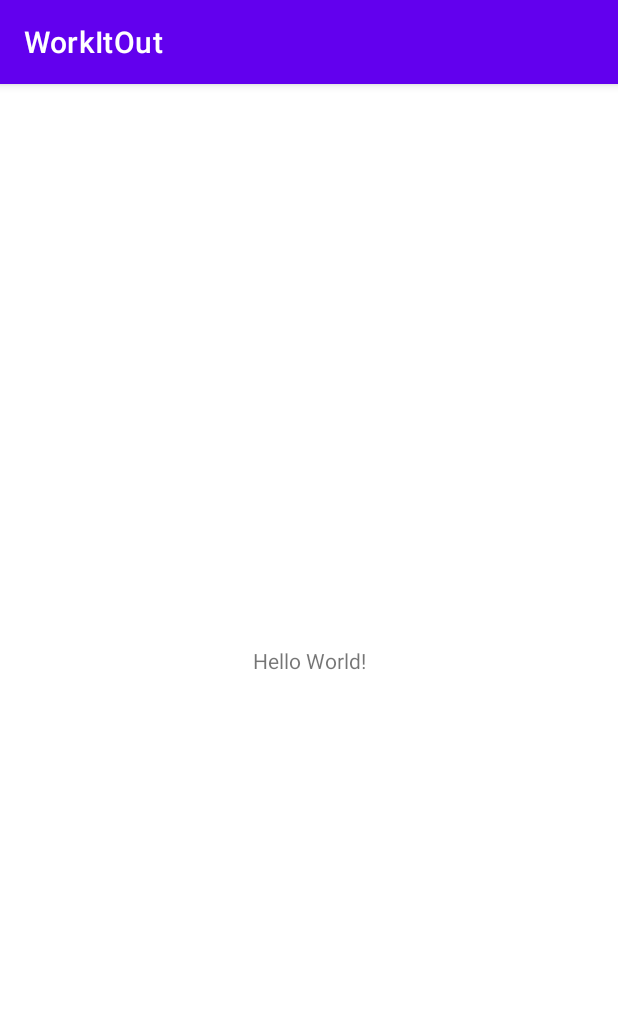
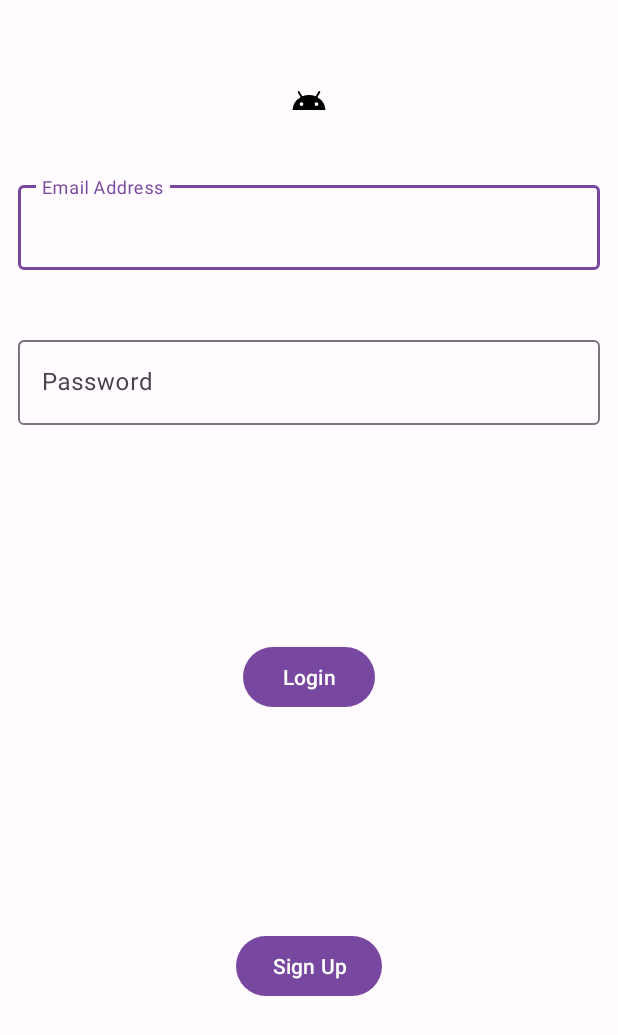
Before and after one commit to Ditochoza/WorkItOut, an Android app: the screen it shows after launch (MainActivity before the commit, StartActivity after it), on a phone screen of 412 x 824 dp. Shown: the top 1035 px of the screen. Run offline under Robolectric (Android 15) with nearby library versions, the phone set to English and light mode, and no system bars.

Commit message:
Pantalla Login añadida.

```diff
--- a/app/build.gradle
+++ b/app/build.gradle
@@ -42,6 +42,9 @@ dependencies {
     implementation 'androidx.constraintlayout:constraintlayout:2.1.3'
     implementation platform('com.google.firebase:firebase-bom:29.2.0')
     implementation 'com.google.firebase:firebase-analytics-ktx'
+    implementation 'androidx.legacy:legacy-support-v4:1.0.0'
+    implementation 'androidx.navigation:navigation-fragment-ktx:2.3.0'
+    implementation 'androidx.navigation:navigation-ui-ktx:2.3.0'
     testImplementation 'junit:junit:4.13.2'
     androidTestImplementation 'androidx.test.ext:junit:1.1.3'
     androidTestImplementation 'androidx.test.espresso:espresso-core:3.4.0'
--- a/app/src/main/AndroidManifest.xml
+++ b/app/src/main/AndroidManifest.xml
@@ -9,7 +9,9 @@
         android:roundIcon="@mipmap/ic_launcher_round"
         android:supportsRtl="true"
         android:theme="@style/Theme.WorkItOut">
-        <activity android:name=".MainActivity"
+        <activity android:name=".view.StartActivity"></activity>
+        <activity
+            android:name=".view.MainActivity"
             android:exported="true">
             <intent-filter>
                 <action android:name="android.intent.action.MAIN" />
--- /dev/null
+++ b/app/src/main/java/es/ucm/fdi/workitout/view/LoginFragment.kt
@@ -0,0 +1,15 @@
+package es.ucm.fdi.workitout.view
+
+import android.os.Bundle
+import androidx.fragment.app.Fragment
+import android.view.LayoutInflater
+import android.view.View
+import android.view.ViewGroup
+import es.ucm.fdi.workitout.R
+class LoginFragment : Fragment() {
+
+    override fun onCreateView(inflater: LayoutInflater, container: ViewGroup?, savedInstanceState: Bundle?): View? {
+        // Inflate the layout for this fragment
+        return inflater.inflate(R.layout.fragment_login, container, false)
+    }
+}
--- /dev/null
+++ b/app/src/main/java/es/ucm/fdi/workitout/view/MainActivity.kt
@@ -0,0 +1,18 @@
+package es.ucm.fdi.workitout.view
+
+import android.content.Intent
+import androidx.appcompat.app.AppCompatActivity
+import android.os.Bundle
+import es.ucm.fdi.workitout.R
+
+class MainActivity : AppCompatActivity() {
+    override fun onCreate(savedInstanceState: Bundle?) {
+        super.onCreate(savedInstanceState)
+
+        val intent = Intent(this, StartActivity::class.java)
+        startActivity(intent)
+
+        //setContentView(R.layout.activity_main)
+
+    }
+}
--- a/app/src/main/java/es/ucm/fdi/workitout/MainActivity.kt
+++ b/app/src/main/java/es/ucm/fdi/workitout/view/StartActivity.kt
@@ -1,12 +1,12 @@
-package es.ucm.fdi.workitout
+package es.ucm.fdi.workitout.view
 
 import androidx.appcompat.app.AppCompatActivity
 import android.os.Bundle
+import es.ucm.fdi.workitout.R
 
-class MainActivity : AppCompatActivity() {
+class StartActivity : AppCompatActivity() {
     override fun onCreate(savedInstanceState: Bundle?) {
         super.onCreate(savedInstanceState)
-        setContentView(R.layout.activity_main)
-        //Prueba Commit Desde Android Studio
+        setContentView(R.layout.activity_start)
     }
 }
--- /dev/null
+++ b/app/src/main/res/drawable/ic_android_black_24dp.xml
@@ -0,0 +1,9 @@
+<vector xmlns:android="http://schemas.android.com/apk/res/android"
+        android:width="24dp"
+        android:height="24dp"
+        android:viewportWidth="24"
+        android:viewportHeight="24">
+    <path
+        android:pathData="M17.6,11.48 L19.44,8.3a0.63,0.63 0,0 0,-1.09 -0.63l-1.88,3.24a11.43,11.43 0,0 0,-8.94 0L5.65,7.67a0.63,0.63 0,0 0,-1.09 0.63L6.4,11.48A10.81,10.81 0,0 0,1 20L23,20A10.81,10.81 0,0 0,17.6 11.48ZM7,17.25A1.25,1.25 0,1 1,8.25 16,1.25 1.25,0 0,1 7,17.25ZM17,17.25A1.25,1.25 0,1 1,18.25 16,1.25 1.25,0 0,1 17,17.25Z"
+        android:fillColor="#FF000000"/>
+</vector>
--- a/app/src/main/res/layout/activity_main.xml
+++ b/app/src/main/res/layout/activity_main.xml
@@ -4,7 +4,7 @@
     xmlns:tools="http://schemas.android.com/tools"
     android:layout_width="match_parent"
     android:layout_height="match_parent"
-    tools:context=".MainActivity">
+    tools:context=".view.MainActivity">
 
     <TextView
         android:layout_width="wrap_content"
--- /dev/null
+++ b/app/src/main/res/layout/activity_start.xml
@@ -0,0 +1,22 @@
+<?xml version="1.0" encoding="utf-8"?>
+<androidx.constraintlayout.widget.ConstraintLayout xmlns:android="http://schemas.android.com/apk/res/android"
+    xmlns:tools="http://schemas.android.com/tools"
+    android:layout_width="match_parent"
+    android:layout_height="match_parent"
+    xmlns:app="http://schemas.android.com/apk/res-auto"
+    tools:context=".view.StartActivity">
+
+    <androidx.fragment.app.FragmentContainerView
+        android:id="@+id/fc_start_activity"
+        android:name="androidx.navigation.fragment.NavHostFragment"
+
+        android:layout_width="match_parent"
+        android:layout_height="match_parent"
+        app:defaultNavHost="true"
+        app:layout_constraintStart_toStartOf="parent"
+        app:layout_constraintTop_toTopOf="parent"
+        app:layout_constraintBottom_toBottomOf="parent"
+        app:layout_constraintEnd_toEndOf="parent"
+        app:navGraph="@navigation/nav_start_graph" />
+
+</androidx.constraintlayout.widget.ConstraintLayout>
--- /dev/null
+++ b/app/src/main/res/layout/fragment_login.xml
@@ -0,0 +1,76 @@
+<?xml version="1.0" encoding="utf-8"?>
+<androidx.constraintlayout.widget.ConstraintLayout xmlns:android="http://schemas.android.com/apk/res/android"
+    xmlns:app="http://schemas.android.com/apk/res-auto"
+    xmlns:tools="http://schemas.android.com/tools"
+    android:layout_width="match_parent"
+    android:layout_height="match_parent"
+    android:layout_margin="12dp"
+    tools:context=".view.LoginFragment">
+
+    <ImageView
+        android:id="@+id/imageView"
+        android:layout_width="wrap_content"
+        android:layout_height="wrap_content"
+        app:srcCompat="@drawable/ic_android_black_24dp"
+        app:layout_constraintEnd_toEndOf="parent"
+        app:layout_constraintStart_toStartOf="parent"
+        app:layout_constraintTop_toTopOf="parent"
+        app:layout_constraintBottom_toTopOf="@id/til_email"
+        android:contentDescription="@string/app_icon" />
+
+    <com.google.android.material.textfield.TextInputLayout
+        android:id="@+id/til_email"
+        android:layout_width="match_parent"
+        android:layout_height="wrap_content"
+        android:autofillHints="@string/email_address"
+        android:hint="@string/email_address"
+        app:layout_constraintEnd_toEndOf="parent"
+        app:layout_constraintStart_toStartOf="parent"
+        app:layout_constraintTop_toBottomOf="@+id/imageView"
+        app:layout_constraintBottom_toTopOf="@id/til_password">
+
+        <com.google.android.material.textfield.TextInputEditText
+            android:layout_width="match_parent"
+            android:layout_height="wrap_content" />
+
+    </com.google.android.material.textfield.TextInputLayout>
+
+    <com.google.android.material.textfield.TextInputLayout
+        android:id="@+id/til_password"
+        android:layout_width="match_parent"
+        android:layout_height="wrap_content"
+        app:layout_constraintStart_toStartOf="parent"
+        app:layout_constraintTop_toBottomOf="@+id/imageView"
+        app:layout_constraintEnd_toEndOf="parent"
+        app:layout_constraintBottom_toTopOf="@id/btn_login"
+        android:hint="@string/password"
+        android:autofillHints="@string/password">
+
+        <com.google.android.material.textfield.TextInputEditText
+            android:id="@+id/et_password"
+            android:layout_width="match_parent"
+            android:layout_height="wrap_content" />
+
+    </com.google.android.material.textfield.TextInputLayout>
+
+    <com.google.android.material.button.MaterialButton
+        android:id="@+id/btn_login"
+        android:layout_width="wrap_content"
+        android:layout_height="wrap_content"
+        android:text="@string/login"
+        app:layout_constraintEnd_toEndOf="parent"
+        app:layout_constraintStart_toStartOf="parent"
+        app:layout_constraintTop_toBottomOf="@id/til_password"
+        app:layout_constraintBottom_toTopOf="@id/btn_sign_up"/>
+
+    <com.google.android.material.button.MaterialButton
+        android:id="@+id/btn_sign_up"
+        android:layout_width="wrap_content"
+        android:layout_height="wrap_content"
+        android:text="@string/sign_up"
+        app:layout_constraintBottom_toBottomOf="parent"
+        app:layout_constraintEnd_toEndOf="parent"
+        app:layout_constraintStart_toStartOf="parent"
+        app:layout_constraintTop_toBottomOf="@id/btn_login" />
+
+</androidx.constraintlayout.widget.ConstraintLayout>
--- /dev/null
+++ b/app/src/main/res/navigation/nav_start_graph.xml
@@ -0,0 +1,13 @@
+<?xml version="1.0" encoding="utf-8"?>
+<navigation xmlns:android="http://schemas.android.com/apk/res/android"
+    xmlns:app="http://schemas.android.com/apk/res-auto"
+    xmlns:tools="http://schemas.android.com/tools"
+    android:id="@+id/nav_start_graph"
+    app:startDestination="@id/loginFragment">
+
+    <fragment
+        android:id="@+id/loginFragment"
+        android:name="es.ucm.fdi.workitout.view.LoginFragment"
+        android:label="fragment_login"
+        tools:layout="@layout/fragment_login" />
+</navigation>
--- a/app/src/main/res/values-night/themes.xml
+++ b/app/src/main/res/values-night/themes.xml
@@ -1,16 +1,35 @@
-<resources xmlns:tools="http://schemas.android.com/tools">
-    <!-- Base application theme. -->
-    <style name="Theme.WorkItOut" parent="Theme.MaterialComponents.DayNight.DarkActionBar">
-        <!-- Primary brand color. -->
-        <item name="colorPrimary">@color/purple_200</item>
-        <item name="colorPrimaryVariant">@color/purple_700</item>
-        <item name="colorOnPrimary">@color/black</item>
-        <!-- Secondary brand color. -->
-        <item name="colorSecondary">@color/teal_200</item>
-        <item name="colorSecondaryVariant">@color/teal_200</item>
-        <item name="colorOnSecondary">@color/black</item>
-        <!-- Status bar color. -->
-        <item name="android:statusBarColor" tools:targetApi="l">?attr/colorPrimaryVariant</item>
-        <!-- Customize your theme here. -->
+<resources>
+
+    <style name="Theme.WorkItOut" parent="Theme.Material3.Dark.NoActionBar">
+        <item name="colorPrimary">@color/md_theme_dark_primary</item>
+        <item name="colorOnPrimary">@color/md_theme_dark_onPrimary</item>
+        <item name="colorPrimaryContainer">@color/md_theme_dark_primaryContainer</item>
+        <item name="colorOnPrimaryContainer">@color/md_theme_dark_onPrimaryContainer</item>
+        <item name="colorSecondary">@color/md_theme_dark_secondary</item>
+        <item name="colorOnSecondary">@color/md_theme_dark_onSecondary</item>
+        <item name="colorSecondaryContainer">@color/md_theme_dark_secondaryContainer</item>
+        <item name="colorOnSecondaryContainer">@color/md_theme_dark_onSecondaryContainer</item>
+        <item name="colorTertiary">@color/md_theme_dark_tertiary</item>
+        <item name="colorOnTertiary">@color/md_theme_dark_onTertiary</item>
+        <item name="colorTertiaryContainer">@color/md_theme_dark_tertiaryContainer</item>
+        <item name="colorOnTertiaryContainer">@color/md_theme_dark_onTertiaryContainer</item>
+        <item name="colorError">@color/md_theme_dark_error</item>
+        <item name="colorErrorContainer">@color/md_theme_dark_errorContainer</item>
+        <item name="colorOnError">@color/md_theme_dark_onError</item>
+        <item name="colorOnErrorContainer">@color/md_theme_dark_onErrorContainer</item>
+        <item name="android:colorBackground">@color/md_theme_dark_background</item>
+        <item name="colorOnBackground">@color/md_theme_dark_onBackground</item>
+        <item name="colorSurface">@color/md_theme_dark_surface</item>
+        <item name="colorOnSurface">@color/md_theme_dark_onSurface</item>
+        <item name="colorSurfaceVariant">@color/md_theme_dark_surfaceVariant</item>
+        <item name="colorOnSurfaceVariant">@color/md_theme_dark_onSurfaceVariant</item>
+        <item name="colorOutline">@color/md_theme_dark_outline</item>
+        <item name="colorOnSurfaceInverse">@color/md_theme_dark_inverseOnSurface</item>
+        <item name="colorSurfaceInverse">@color/md_theme_dark_inverseSurface</item>
+        <!--
+        <item name="colorInversePrimary">@color/md_theme_dark_inversePrimary</item>
+        <item name="colorShadow">@color/md_theme_dark_shadow</item>
+        -->
+        <item name="colorPrimaryInverse">@color/md_theme_dark_primaryInverse</item>
     </style>
 </resources>
--- a/app/src/main/res/values/colors.xml
+++ b/app/src/main/res/values/colors.xml
@@ -1,10 +1,59 @@
 <?xml version="1.0" encoding="utf-8"?>
 <resources>
-    <color name="purple_200">#FFBB86FC</color>
-    <color name="purple_500">#FF6200EE</color>
-    <color name="purple_700">#FF3700B3</color>
-    <color name="teal_200">#FF03DAC5</color>
-    <color name="teal_700">#FF018786</color>
-    <color name="black">#FF000000</color>
-    <color name="white">#FFFFFFFF</color>
+    <color name="md_theme_light_primary">#7848A0</color>
+    <color name="md_theme_light_onPrimary">#FFFFFF</color>
+    <color name="md_theme_light_primaryContainer">#F3DAFF</color>
+    <color name="md_theme_light_onPrimaryContainer">#2D0050</color>
+    <color name="md_theme_light_secondary">#355CA8</color>
+    <color name="md_theme_light_onSecondary">#FFFFFF</color>
+    <color name="md_theme_light_secondaryContainer">#D8E2FF</color>
+    <color name="md_theme_light_onSecondaryContainer">#001946</color>
+    <color name="md_theme_light_tertiary">#9C4044</color>
+    <color name="md_theme_light_onTertiary">#FFFFFF</color>
+    <color name="md_theme_light_tertiaryContainer">#FFD9D9</color>
+    <color name="md_theme_light_onTertiaryContainer">#400007</color>
+    <color name="md_theme_light_error">#B3261E</color>
+    <color name="md_theme_light_errorContainer">#F9DEDC</color>
+    <color name="md_theme_light_onError">#FFFFFF</color>
+    <color name="md_theme_light_onErrorContainer">#410E0B</color>
+    <color name="md_theme_light_background">#FFFBFE</color>
+    <color name="md_theme_light_onBackground">#1C1B1F</color>
+    <color name="md_theme_light_surface">#FFFBFE</color>
+    <color name="md_theme_light_onSurface">#1C1B1F</color>
+    <color name="md_theme_light_surfaceVariant">#E7E0EC</color>
+    <color name="md_theme_light_onSurfaceVariant">#49454F</color>
+    <color name="md_theme_light_outline">#79747E</color>
+    <color name="md_theme_light_inverseOnSurface">#F4EFF4</color>
+    <color name="md_theme_light_inverseSurface">#313033</color>
+    <color name="md_theme_light_inversePrimary">#E1B6FF</color>
+    <color name="md_theme_light_shadow">#000000</color>
+    <color name="md_theme_light_primaryInverse">#E1B6FF</color>
+    <color name="md_theme_dark_primary">#E1B6FF</color>
+    <color name="md_theme_dark_onPrimary">#47156E</color>
+    <color name="md_theme_dark_primaryContainer">#5F2F87</color>
+    <color name="md_theme_dark_onPrimaryContainer">#F3DAFF</color>
+    <color name="md_theme_dark_secondary">#AEC6FF</color>
+    <color name="md_theme_dark_onSecondary">#002D6F</color>
+    <color name="md_theme_dark_secondaryContainer">#17448F</color>
+    <color name="md_theme_dark_onSecondaryContainer">#D8E2FF</color>
+    <color name="md_theme_dark_tertiary">#FFB3B3</color>
+    <color name="md_theme_dark_onTertiary">#5F131A</color>
+    <color name="md_theme_dark_tertiaryContainer">#7E2A2F</color>
+    <color name="md_theme_dark_onTertiaryContainer">#FFD9D9</color>
+    <color name="md_theme_dark_error">#F2B8B5</color>
+    <color name="md_theme_dark_errorContainer">#8C1D18</color>
+    <color name="md_theme_dark_onError">#601410</color>
+    <color name="md_theme_dark_onErrorContainer">#F9DEDC</color>
+    <color name="md_theme_dark_background">#1C1B1F</color>
+    <color name="md_theme_dark_onBackground">#E6E1E5</color>
+    <color name="md_theme_dark_surface">#1C1B1F</color>
+    <color name="md_theme_dark_onSurface">#E6E1E5</color>
+    <color name="md_theme_dark_surfaceVariant">#49454F</color>
+    <color name="md_theme_dark_onSurfaceVariant">#CAC4D0</color>
+    <color name="md_theme_dark_outline">#938F99</color>
+    <color name="md_theme_dark_inverseOnSurface">#1C1B1F</color>
+    <color name="md_theme_dark_inverseSurface">#E6E1E5</color>
+    <color name="md_theme_dark_inversePrimary">#7848A0</color>
+    <color name="md_theme_dark_shadow">#000000</color>
+    <color name="md_theme_dark_primaryInverse">#7848A0</color>
 </resources>
--- a/app/src/main/res/values/strings.xml
+++ b/app/src/main/res/values/strings.xml
@@ -1,3 +1,9 @@
 <resources>
     <string name="app_name">WorkItOut</string>
+    <string name="hello_blank_fragment">Hello blank fragment</string>
+    <string name="email_address">Email Address</string>
+    <string name="password">Password</string>
+    <string name="login">Login</string>
+    <string name="sign_up">Sign Up</string>
+    <string name="app_icon">App Icon</string>
 </resources>
--- a/app/src/main/res/values/themes.xml
+++ b/app/src/main/res/values/themes.xml
@@ -1,16 +1,35 @@
-<resources xmlns:tools="http://schemas.android.com/tools">
-    <!-- Base application theme. -->
-    <style name="Theme.WorkItOut" parent="Theme.MaterialComponents.DayNight.DarkActionBar">
-        <!-- Primary brand color. -->
-        <item name="colorPrimary">@color/purple_500</item>
-        <item name="colorPrimaryVariant">@color/purple_700</item>
-        <item name="colorOnPrimary">@color/white</item>
-        <!-- Secondary brand color. -->
-        <item name="colorSecondary">@color/teal_200</item>
-        <item name="colorSecondaryVariant">@color/teal_700</item>
-        <item name="colorOnSecondary">@color/black</item>
-        <!-- Status bar color. -->
-        <item name="android:statusBarColor" tools:targetApi="l">?attr/colorPrimaryVariant</item>
-        <!-- Customize your theme here. -->
+<resources>
+
+    <style name="Theme.WorkItOut" parent="Theme.Material3.Light.NoActionBar">
+        <item name="colorPrimary">@color/md_theme_light_primary</item>
+        <item name="colorOnPrimary">@color/md_theme_light_onPrimary</item>
+        <item name="colorPrimaryContainer">@color/md_theme_light_primaryContainer</item>
+        <item name="colorOnPrimaryContainer">@color/md_theme_light_onPrimaryContainer</item>
+        <item name="colorSecondary">@color/md_theme_light_secondary</item>
+        <item name="colorOnSecondary">@color/md_theme_light_onSecondary</item>
+        <item name="colorSecondaryContainer">@color/md_theme_light_secondaryContainer</item>
+        <item name="colorOnSecondaryContainer">@color/md_theme_light_onSecondaryContainer</item>
+        <item name="colorTertiary">@color/md_theme_light_tertiary</item>
+        <item name="colorOnTertiary">@color/md_theme_light_onTertiary</item>
+        <item name="colorTertiaryContainer">@color/md_theme_light_tertiaryContainer</item>
+        <item name="colorOnTertiaryContainer">@color/md_theme_light_onTertiaryContainer</item>
+        <item name="colorError">@color/md_theme_light_error</item>
+        <item name="colorErrorContainer">@color/md_theme_light_errorContainer</item>
+        <item name="colorOnError">@color/md_theme_light_onError</item>
+        <item name="colorOnErrorContainer">@color/md_theme_light_onErrorContainer</item>
+        <item name="android:colorBackground">@color/md_theme_light_background</item>
+        <item name="colorOnBackground">@color/md_theme_light_onBackground</item>
+        <item name="colorSurface">@color/md_theme_light_surface</item>
+        <item name="colorOnSurface">@color/md_theme_light_onSurface</item>
+        <item name="colorSurfaceVariant">@color/md_theme_light_surfaceVariant</item>
+        <item name="colorOnSurfaceVariant">@color/md_theme_light_onSurfaceVariant</item>
+        <item name="colorOutline">@color/md_theme_light_outline</item>
+        <item name="colorOnSurfaceInverse">@color/md_theme_light_inverseOnSurface</item>
+        <item name="colorSurfaceInverse">@color/md_theme_light_inverseSurface</item>
+        <!--
+        <item name="colorInversePrimary">@color/md_theme_light_inversePrimary</item>
+        <item name="colorShadow">@color/md_theme_light_shadow</item>
+        -->
+        <item name="colorPrimaryInverse">@color/md_theme_light_primaryInverse</item>
     </style>
 </resources>
--- a/build.gradle
+++ b/build.gradle
@@ -1,6 +1,6 @@
 // Top-level build file where you can add configuration options common to all sub-projects/modules.
 buildscript {
-    ext.kotlin_version = "1.5.10"
+    ext.kotlin_version = "1.5.31"
     repositories {
         google()
         mavenCentral()
```
